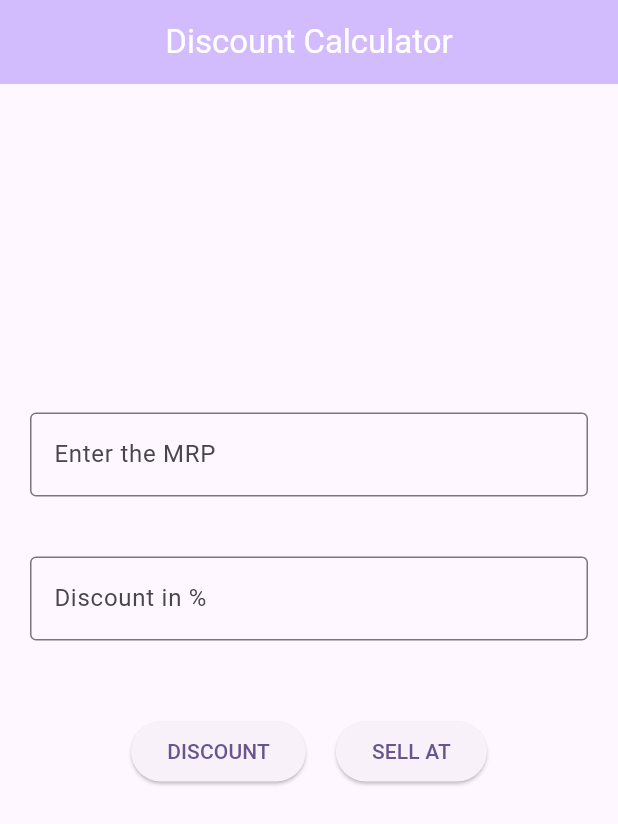
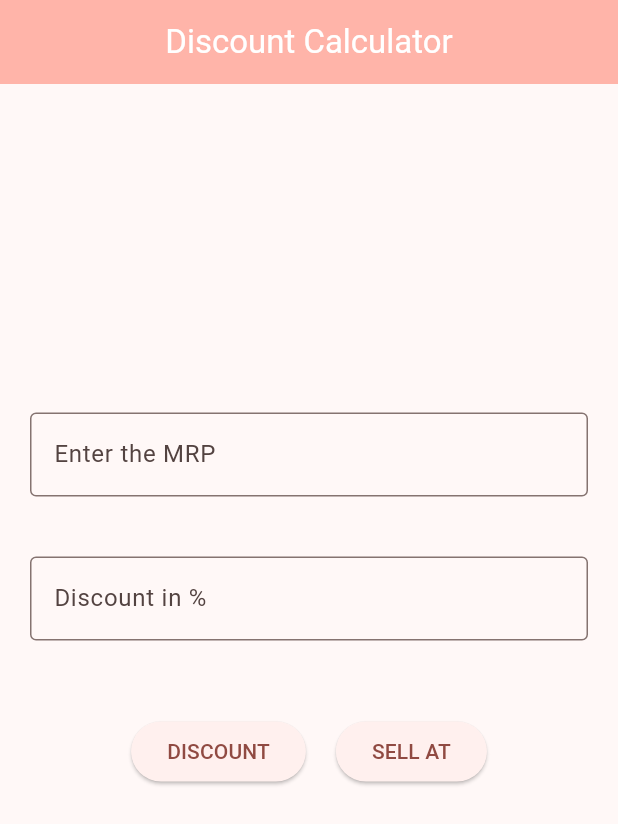
Before and after one commit to Maithili1997/calculate_offer_price, a Flutter app: the screen it shows after launch, on a phone screen of 412 x 824 dp. Shown: the top 824 px of the screen. Run offline on Flutter 3.47's test engine with Material 3 defaults, Android fonts, the phone set to English and light mode, and no system bars; our stand-ins replace get.

Commit message:
color change

```diff
--- a/lib/main.dart
+++ b/lib/main.dart
@@ -1,6 +1,5 @@
 import 'package:flutter/material.dart';
 import 'package:get/get.dart';
-
 import 'calculate_page.dart';
 
 void main() {
@@ -15,7 +14,7 @@ class MyApp extends StatelessWidget {
       debugShowCheckedModeBanner: false,
       title: 'Flutter Demo',
       theme: ThemeData(
-        colorScheme: ColorScheme.fromSeed(seedColor: Colors.deepPurple),
+        colorScheme: ColorScheme.fromSeed(seedColor: Colors.red),
         useMaterial3: true,
       ),
       home: HomeScreen(),
```
